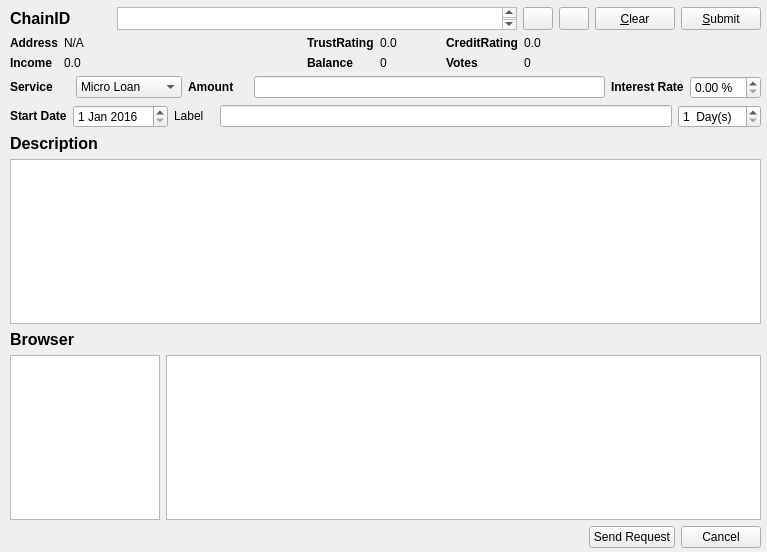
Before: the Qt Designer form src/qt/forms/databasebrowserwidget.ui in thelonecrouton/bitcredit, drawn with Qt 5.
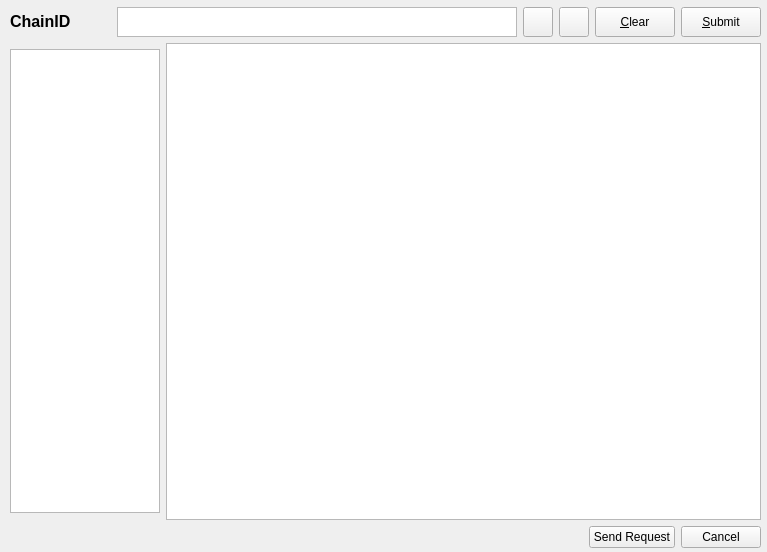
After: the same form once the commit is applied. Icons and pictures are not drawn. Custom widgets are drawn as their Qt base class.

What changed in the file:
```diff
--- a/src/qt/forms/databasebrowserwidget.ui
+++ b/src/qt/forms/databasebrowserwidget.ui
@@ -161,332 +161,6 @@
       </item>
      </layout>
     </item>
-    <item>
-     <layout class="QGridLayout" name="gridLayout">
-      <item row="0" column="7">
-       <widget class="QLabel" name="creditrating">
-        <property name="text">
-         <string>0.0</string>
-        </property>
-       </widget>
-      </item>
-      <item row="1" column="3">
-       <widget class="QLabel" name="label_11">
-        <property name="sizePolicy">
-         <sizepolicy hsizetype="Fixed" vsizetype="Preferred">
-          <horstretch>0</horstretch>
-          <verstretch>0</verstretch>
-         </sizepolicy>
-        </property>
-        <property name="text">
-         <string>&lt;html&gt;&lt;head/&gt;&lt;body&gt;&lt;p&gt;&lt;span style=&quot; font-weight:600;&quot;&gt;Balance&lt;/span&gt;&lt;/p&gt;&lt;/body&gt;&lt;/html&gt;</string>
-        </property>
-       </widget>
-      </item>
-      <item row="0" column="6">
-       <widget class="QLabel" name="label_7">
-        <property name="sizePolicy">
-         <sizepolicy hsizetype="Fixed" vsizetype="Preferred">
-          <horstretch>0</horstretch>
-          <verstretch>0</verstretch>
-         </sizepolicy>
-        </property>
-        <property name="text">
-         <string>&lt;html&gt;&lt;head/&gt;&lt;body&gt;&lt;p&gt;&lt;span style=&quot; font-weight:600;&quot;&gt;CreditRating&lt;/span&gt;&lt;/p&gt;&lt;/body&gt;&lt;/html&gt;</string>
-        </property>
-       </widget>
-      </item>
-      <item row="0" column="3">
-       <widget class="QLabel" name="label_4">
-        <property name="sizePolicy">
-         <sizepolicy hsizetype="Fixed" vsizetype="Preferred">
-          <horstretch>0</horstretch>
-          <verstretch>0</verstretch>
-         </sizepolicy>
-        </property>
-        <property name="text">
-         <string>&lt;html&gt;&lt;head/&gt;&lt;body&gt;&lt;p&gt;&lt;span style=&quot; font-weight:600;&quot;&gt;TrustRating&lt;/span&gt;&lt;/p&gt;&lt;/body&gt;&lt;/html&gt;</string>
-        </property>
-       </widget>
-      </item>
-      <item row="0" column="5">
-       <widget class="QLabel" name="trustrating">
-        <property name="sizePolicy">
-         <sizepolicy hsizetype="Fixed" vsizetype="Preferred">
-          <horstretch>0</horstretch>
-          <verstretch>0</verstretch>
-         </sizepolicy>
-        </property>
-        <property name="minimumSize">
-         <size>
-          <width>60</width>
-          <height>0</height>
-         </size>
-        </property>
-        <property name="text">
-         <string>0.0</string>
-        </property>
-       </widget>
-      </item>
-      <item row="0" column="1">
-       <widget class="QLabel" name="address">
-        <property name="text">
-         <string>N/A</string>
-        </property>
-       </widget>
-      </item>
-      <item row="1" column="1">
-       <widget class="QLabel" name="income">
-        <property name="text">
-         <string>0.0</string>
-        </property>
-       </widget>
-      </item>
-      <item row="1" column="7">
-       <widget class="QLabel" name="votess">
-        <property name="text">
-         <string>0</string>
-        </property>
-       </widget>
-      </item>
-      <item row="1" column="0">
-       <widget class="QLabel" name="label_9">
-        <property name="sizePolicy">
-         <sizepolicy hsizetype="Fixed" vsizetype="Preferred">
-          <horstretch>0</horstretch>
-          <verstretch>0</verstretch>
-         </sizepolicy>
-        </property>
-        <property name="text">
-         <string>&lt;html&gt;&lt;head/&gt;&lt;body&gt;&lt;p&gt;&lt;span style=&quot; font-weight:600;&quot;&gt;Income&lt;/span&gt;&lt;/p&gt;&lt;/body&gt;&lt;/html&gt;</string>
-        </property>
-       </widget>
-      </item>
-      <item row="0" column="0">
-       <widget class="QLabel" name="label_3">
-        <property name="text">
-         <string>&lt;html&gt;&lt;head/&gt;&lt;body&gt;&lt;p&gt;&lt;span style=&quot; font-weight:600;&quot;&gt;Address&lt;/span&gt;&lt;/p&gt;&lt;/body&gt;&lt;/html&gt;</string>
-        </property>
-       </widget>
-      </item>
-      <item row="1" column="5">
-       <widget class="QLabel" name="balancer">
-        <property name="text">
-         <string>0</string>
-        </property>
-       </widget>
-      </item>
-      <item row="1" column="6">
-       <widget class="QLabel" name="label_5">
-        <property name="text">
-         <string>&lt;html&gt;&lt;head/&gt;&lt;body&gt;&lt;p&gt;&lt;span style=&quot; font-weight:600;&quot;&gt;Votes&lt;/span&gt;&lt;/p&gt;&lt;/body&gt;&lt;/html&gt;</string>
-        </property>
-       </widget>
-      </item>
-     </layout>
-    </item>
-    <item>
-     <layout class="QHBoxLayout" name="horizontalLayout_3">
-      <item>
-       <widget class="QLabel" name="label_2">
-        <property name="sizePolicy">
-         <sizepolicy hsizetype="Fixed" vsizetype="Fixed">
-          <horstretch>0</horstretch>
-          <verstretch>0</verstretch>
-         </sizepolicy>
-        </property>
-        <property name="minimumSize">
-         <size>
-          <width>60</width>
-          <height>20</height>
-         </size>
-        </property>
-        <property name="text">
-         <string>&lt;html&gt;&lt;head/&gt;&lt;body&gt;&lt;p&gt;&lt;span style=&quot; font-weight:600;&quot;&gt;Service&lt;/span&gt;&lt;/p&gt;&lt;/body&gt;&lt;/html&gt;</string>
-        </property>
-       </widget>
-      </item>
-      <item>
-       <widget class="QComboBox" name="comboBox">
-        <property name="sizePolicy">
-         <sizepolicy hsizetype="Fixed" vsizetype="Fixed">
-          <horstretch>0</horstretch>
-          <verstretch>0</verstretch>
-         </sizepolicy>
-        </property>
-        <property name="minimumSize">
-         <size>
-          <width>106</width>
-          <height>20</height>
-         </size>
-        </property>
-        <item>
-         <property name="text">
-          <string>Micro Loan</string>
-         </property>
-        </item>
-        <item>
-         <property name="text">
-          <string>Loan</string>
-         </property>
-        </item>
-        <item>
-         <property name="text">
-          <string>Escrow</string>
-         </property>
-        </item>
-       </widget>
-      </item>
-      <item>
-       <widget class="QLabel" name="label_6">
-        <property name="sizePolicy">
-         <sizepolicy hsizetype="Fixed" vsizetype="Fixed">
-          <horstretch>0</horstretch>
-          <verstretch>0</verstretch>
-         </sizepolicy>
-        </property>
-        <property name="minimumSize">
-         <size>
-          <width>60</width>
-          <height>20</height>
-         </size>
-        </property>
-        <property name="text">
-         <string>&lt;html&gt;&lt;head/&gt;&lt;body&gt;&lt;p&gt;&lt;span style=&quot; font-weight:600;&quot;&gt;Amount&lt;/span&gt;&lt;/p&gt;&lt;/body&gt;&lt;/html&gt;</string>
-        </property>
-       </widget>
-      </item>
-      <item>
-       <widget class="BitcreditAmountField" name="payAmount">
-        <property name="toolTip">
-         <string>Amount to send</string>
-        </property>
-        <property name="styleSheet">
-         <string notr="true"/>
-        </property>
-       </widget>
-      </item>
-      <item>
-       <widget class="QLabel" name="label_17">
-        <property name="maximumSize">
-         <size>
-          <width>113</width>
-          <height>16777215</height>
-         </size>
-        </property>
-        <property name="text">
-         <string>&lt;html&gt;&lt;head/&gt;&lt;body&gt;&lt;p&gt;&lt;span style=&quot; font-weight:600;&quot;&gt;Interest Rate&lt;/span&gt;&lt;/p&gt;&lt;/body&gt;&lt;/html&gt;</string>
-        </property>
-       </widget>
-      </item>
-      <item>
-       <widget class="QDoubleSpinBox" name="doubleSpinBox_2">
-        <property name="maximumSize">
-         <size>
-          <width>80</width>
-          <height>16777215</height>
-         </size>
-        </property>
-        <property name="suffix">
-         <string> %</string>
-        </property>
-       </widget>
-      </item>
-     </layout>
-    </item>
-    <item>
-     <layout class="QHBoxLayout" name="horizontalLayout_5">
-      <item>
-       <widget class="QLabel" name="label_18">
-        <property name="maximumSize">
-         <size>
-          <width>80</width>
-          <height>16777215</height>
-         </size>
-        </property>
-        <property name="text">
-         <string>&lt;html&gt;&lt;head/&gt;&lt;body&gt;&lt;p&gt;&lt;span style=&quot; font-weight:600;&quot;&gt;Start Date&lt;/span&gt;&lt;/p&gt;&lt;/body&gt;&lt;/html&gt;</string>
-        </property>
-       </widget>
-      </item>
-      <item>
-       <widget class="QDateEdit" name="dateEdit_2">
-        <property name="minimumDate">
-         <date>
-          <year>2016</year>
-          <month>1</month>
-          <day>1</day>
-         </date>
-        </property>
-        <property name="date">
-         <date>
-          <year>2016</year>
-          <month>1</month>
-          <day>1</day>
-         </date>
-        </property>
-       </widget>
-      </item>
-      <item>
-       <widget class="QLabel" name="label_10">
-        <property name="sizePolicy">
-         <sizepolicy hsizetype="Fixed" vsizetype="Fixed">
-          <horstretch>0</horstretch>
-          <verstretch>0</verstretch>
-         </sizepolicy>
-        </property>
-        <property name="minimumSize">
-         <size>
-          <width>40</width>
-          <height>20</height>
-         </size>
-        </property>
-        <property name="text">
-         <string>Label</string>
-        </property>
-       </widget>
-      </item>
-      <item>
-       <widget class="QLineEdit" name="lineEdit"/>
-      </item>
-      <item>
-       <widget class="QSpinBox" name="spinBox_2">
-        <property name="suffix">
-         <string>  Day(s)</string>
-        </property>
-        <property name="minimum">
-         <number>1</number>
-        </property>
-        <property name="maximum">
-         <number>90</number>
-        </property>
-        <property name="value">
-         <number>1</number>
-        </property>
-        <property name="displayIntegerBase">
-         <number>10</number>
-        </property>
-       </widget>
-      </item>
-     </layout>
-    </item>
-    <item>
-     <widget class="QLabel" name="label_14">
-      <property name="text">
-       <string>&lt;html&gt;&lt;head/&gt;&lt;body&gt;&lt;p&gt;&lt;span style=&quot; font-size:12pt; font-weight:600;&quot;&gt;Description&lt;/span&gt;&lt;/p&gt;&lt;/body&gt;&lt;/html&gt;</string>
-      </property>
-     </widget>
-    </item>
-    <item>
-     <widget class="QTextEdit" name="description"/>
-    </item>
-    <item>
-     <widget class="QLabel" name="label_13">
-      <property name="text">
-       <string>&lt;html&gt;&lt;head/&gt;&lt;body&gt;&lt;p&gt;&lt;span style=&quot; font-size:12pt; font-weight:600;&quot;&gt;Browser&lt;/span&gt;&lt;/p&gt;&lt;/body&gt;&lt;/html&gt;</string>
-      </property>
-     </widget>
-    </item>
     <item>
      <layout class="QHBoxLayout" name="horizontalLayout">
       <item>
@@ -500,7 +174,7 @@
         <property name="maximumSize">
          <size>
           <width>150</width>
-          <height>340</height>
+          <height>464</height>
          </size>
         </property>
        </widget>
@@ -637,12 +311,6 @@
   </action>
  </widget>
  <customwidgets>
-  <customwidget>
-   <class>BitcreditAmountField</class>
-   <extends>QLineEdit</extends>
-   <header>bitcreditamountfield.h</header>
-   <container>1</container>
-  </customwidget>
   <customwidget>
    <class>ConnectionWidget</class>
    <extends>QTreeView</extends>
```
